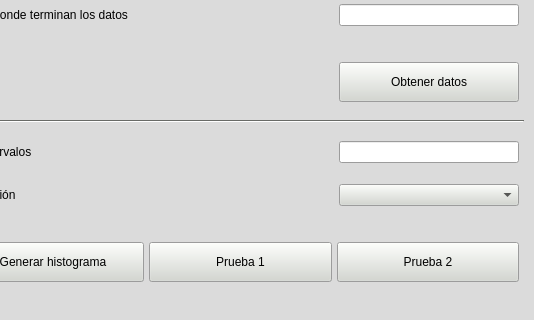
The window that tp2/toma_datos/interfaz/ventana_toma_datos.ui (MMariatti/SIM4K4) describes before a commit, drawn with Qt 5; both pictures show x 103 to 637 and y 163 to 483 of the 637 by 483 pixel window.
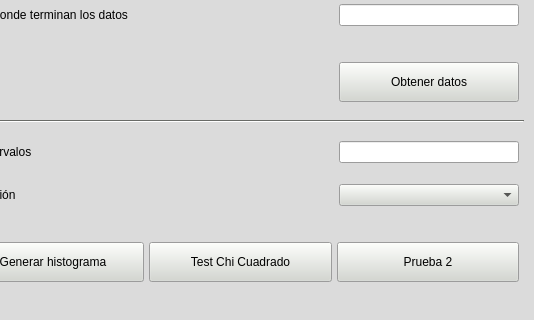
The same window after the commit. Icons and pictures are not drawn.

Commit message: Formalizo accion de test chi cuadrado, elimino archivos viejos

Patch:
```diff
--- a/tp2/toma_datos/interfaz/ventana_toma_datos.ui
+++ b/tp2/toma_datos/interfaz/ventana_toma_datos.ui
@@ -974,7 +974,7 @@
            </size>
           </property>
           <property name="text">
-           <string>Prueba 1</string>
+           <string>Test Chi Cuadrado</string>
           </property>
           <property name="autoDefault">
            <bool>true</bool>
```
Left out of the diff: 2 changed lines with no effect on the pictures. The commit also changes 5 other files.
